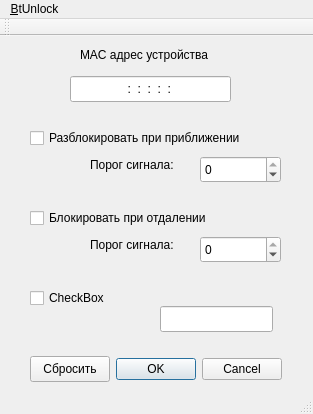
Qt form mainwindow.ui (odrinari/Linux-screen-lock-with-MiBand-and-other-bluetooth-watches) before a commit.
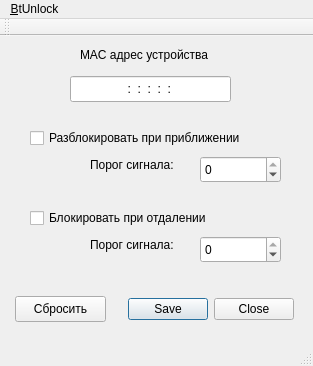
The same form after that commit.

```diff
--- a/mainwindow.ui
+++ b/mainwindow.ui
@@ -7,7 +7,7 @@
     <x>0</x>
     <y>0</y>
     <width>313</width>
-    <height>414</height>
+    <height>366</height>
    </rect>
   </property>
   <property name="windowTitle">
@@ -65,14 +65,14 @@
    <widget class="QDialogButtonBox" name="DialogButtons">
     <property name="geometry">
      <rect>
-      <x>116</x>
-      <y>320</y>
-      <width>166</width>
+      <x>110</x>
+      <y>260</y>
+      <width>184</width>
       <height>26</height>
      </rect>
     </property>
     <property name="standardButtons">
-     <set>QDialogButtonBox::Cancel|QDialogButtonBox::Ok</set>
+     <set>QDialogButtonBox::Close|QDialogButtonBox::Save</set>
     </property>
    </widget>
    <widget class="QCheckBox" name="Lock">
@@ -146,9 +146,9 @@
    <widget class="QPushButton" name="FactorySettings">
     <property name="geometry">
      <rect>
-      <x>30</x>
-      <y>320</y>
-      <width>80</width>
+      <x>15</x>
+      <y>260</y>
+      <width>91</width>
       <height>26</height>
      </rect>
     </property>
@@ -156,29 +156,6 @@
      <string>Сбросить</string>
     </property>
    </widget>
-   <widget class="QCheckBox" name="LockOnInputEvent">
-    <property name="geometry">
-     <rect>
-      <x>30</x>
-      <y>250</y>
-      <width>85</width>
-      <height>24</height>
-     </rect>
-    </property>
-    <property name="text">
-     <string>CheckBox</string>
-    </property>
-   </widget>
-   <widget class="QLineEdit" name="lineEdit">
-    <property name="geometry">
-     <rect>
-      <x>160</x>
-      <y>270</y>
-      <width>113</width>
-      <height>26</height>
-     </rect>
-    </property>
-   </widget>
   </widget>
   <widget class="QMenuBar" name="menuBar">
    <property name="geometry">
```
Left out of the diff: 12 changed lines with no effect on the pictures.
